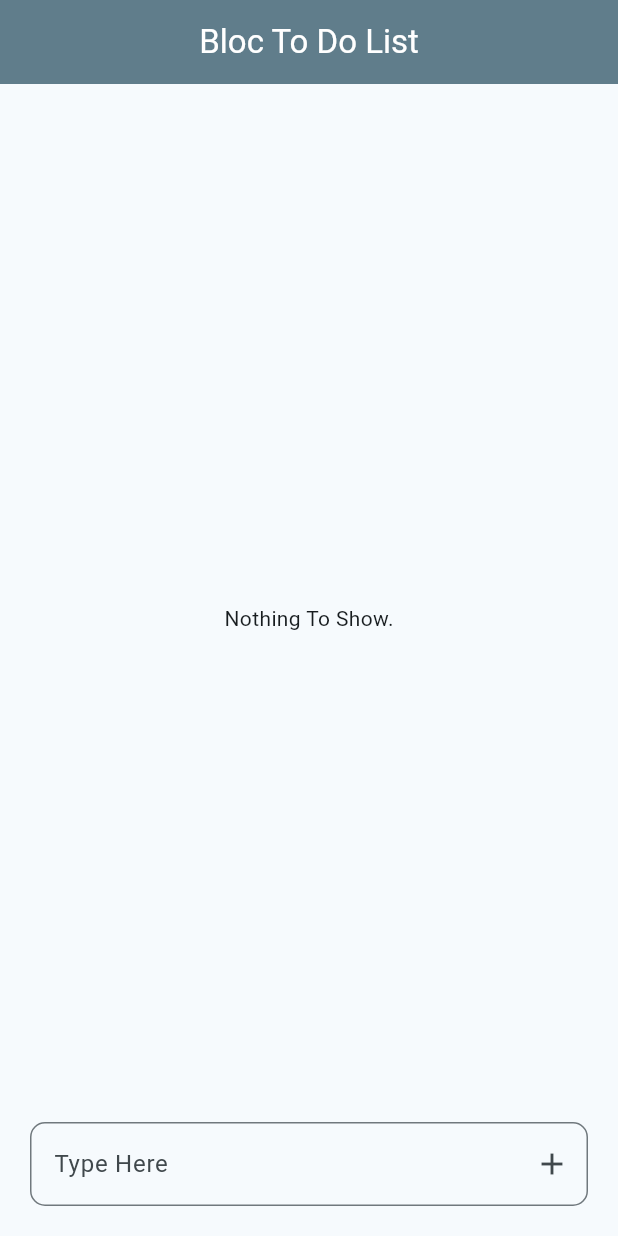
After one commit to MariemAbdi/Bloc-Cubit-Practice, a Flutter app: the ToDoListBlocPage screen opened directly, on a phone screen of 412 x 824 dp. The commit adds this screen. Run offline on Flutter 3.47's test engine with Material 3 defaults, Android fonts, the phone set to English and light mode, and no system bars; our stand-ins replace bloc, equatable, flutter_bloc, logger.

Commit message:
To Do List Bloc

```diff
--- a/lib/config/constants.dart
+++ b/lib/config/constants.dart
@@ -1,9 +1,9 @@
-import 'package:flutter/cupertino.dart';
 import 'package:state_management_cubit/models/home_button.dart';
-import 'package:state_management_cubit/to%20do%20list/to_do_list_view.dart';
+import 'package:state_management_cubit/to%20do%20list%20bloc/to_do_list_view.dart';
 
 import '../counter bloc/counter_view.dart';
 import '../counter cubit/counter_view.dart';
+import '../to do list cubit/to_do_list_view.dart';
 
 
 class Constants{
@@ -20,8 +20,8 @@ class Constants{
     },
     {
       "To Do List": [
-        HomeButton(title: "Bloc", widget: Container()),
-        HomeButton(title: "Cubit", widget: const ToDoListPage())
+        HomeButton(title: "Bloc", widget: const ToDoListBlocPage()),
+        HomeButton(title: "Cubit", widget: const ToDoListCubitPage())
       ]
     },
   ];
--- a/lib/main.dart
+++ b/lib/main.dart
@@ -1,7 +1,8 @@
 import 'package:flutter/material.dart';
 import 'package:flutter_bloc/flutter_bloc.dart';
 import 'package:state_management_cubit/config/styling.dart';
-import 'package:state_management_cubit/to%20do%20list/to_do_list_cubit.dart';
+import 'package:state_management_cubit/to%20do%20list%20bloc/to_do_list_bloc.dart';
+import 'package:state_management_cubit/to%20do%20list%20cubit/to_do_list_cubit.dart';
 import 'package:state_management_cubit/views/home_page.dart';
 
 import 'counter bloc/counter_bloc.dart';
@@ -19,6 +20,9 @@ void main() {
         ),
         BlocProvider(
             create: (context) => ToDoListCubit()
+        ),
+        BlocProvider(
+            create: (context) => ToDoListBloc()
         ),
       ],
     child: const MyApp(),
--- /dev/null
+++ b/lib/to do list bloc/to_do_list_bloc.dart
@@ -0,0 +1,39 @@
+import 'package:bloc/bloc.dart';
+import 'package:logger/logger.dart';
+import 'package:state_management_cubit/models/to_do.dart';
+import 'package:state_management_cubit/to%20do%20list%20bloc/to_do_list_event.dart';
+
+class ToDoListBloc extends Bloc<ToDoListEvent, List<ToDo>> {
+  ToDoListBloc() : super([]){
+    on<AddToDo>((event, emit){
+      emit( [...state, event.toDo]);
+    });
+    on<UpdateToDo>((event, emit){
+      List<ToDo> updatedList = state.map((todo) => todo.id == event.toDo.id ? event.toDo : todo).toList();
+      emit(updatedList);
+    });
+    on<DeleteToDo>((event, emit){
+      List<ToDo> updatedList = state.where((todo) => todo.id != event.toDoId).toList();
+      emit(updatedList);
+    });
+    on<DeleteAll>((event, emit){
+     emit([]);
+    });
+    on<CompleteAll>((event, emit){
+      List<ToDo> updatedList = state.map((todo) => todo.copyWith(isCompleted: true)).toList();
+      emit(updatedList);
+    });
+  }
+
+  @override
+  void onChange(Change<List<ToDo>> change) {
+    super.onChange(change);
+    Logger().d("To Do List changed from ${change.currentState} to ${change.nextState}");
+  }
+
+  @override
+  void onError(Object error, StackTrace stackTrace) {
+    Logger().e('Error in To Do List Cubit: $error\n$stackTrace');
+    super.onError(error, stackTrace);
+  }
+}
--- /dev/null
+++ b/lib/to do list bloc/to_do_list_event.dart
@@ -0,0 +1,41 @@
+import 'package:equatable/equatable.dart';
+import 'package:state_management_cubit/models/to_do.dart';
+
+sealed class ToDoListEvent extends Equatable{}
+
+class AddToDo extends ToDoListEvent {
+  final ToDo toDo;
+  AddToDo({
+    required this.toDo,
+  });
+
+  @override
+  List<Object?> get props => [toDo];
+}
+class UpdateToDo extends ToDoListEvent {
+  final ToDo toDo;
+
+  UpdateToDo({
+    required this.toDo,
+  });
+
+  @override
+  List<Object?> get props => [toDo];
+}
+class DeleteToDo extends ToDoListEvent {
+  final String toDoId;
+  DeleteToDo({
+    required this.toDoId,
+  });
+
+  @override
+  List<Object?> get props => [toDoId];
+}
+class DeleteAll extends ToDoListEvent {
+  @override
+  List<Object?> get props => [];
+}
+class CompleteAll extends ToDoListEvent {
+  @override
+  List<Object?> get props => [];
+}
--- /dev/null
+++ b/lib/to do list bloc/to_do_list_view.dart
@@ -0,0 +1,111 @@
+import 'package:flutter/material.dart';
+import 'package:flutter_bloc/flutter_bloc.dart';
+import 'package:intl/intl.dart';
+import 'package:state_management_cubit/to%20do%20list%20bloc/to_do_list_event.dart';
+
+import '../models/to_do.dart';
+import 'to_do_list_bloc.dart';
+
+class ToDoListBlocPage extends StatelessWidget {
+  const ToDoListBlocPage({super.key});
+
+  @override
+  Widget build(BuildContext context) {
+    final GlobalKey<FormState> formKey = GlobalKey<FormState>();
+    final TextEditingController controller = TextEditingController();
+    final bloc = BlocProvider.of<ToDoListBloc>(context);
+    return Scaffold(
+      appBar: AppBar(
+          title: const Text("Bloc To Do List")
+      ),
+      body: Padding(
+        padding: const EdgeInsets.all(20),
+        child: Column(
+          children: [
+            Expanded(
+                child: BlocBuilder<ToDoListBloc, List<ToDo>>(
+                    builder: (context, state) {
+                      if (state.isEmpty) {
+                        return const Center(child: Text("Nothing To Show."));
+                      }
+                      return Column(
+                        children: [
+                          Row(
+                            mainAxisAlignment: MainAxisAlignment.end,
+                            children: [
+                              TextButton(
+                                  onPressed: (){
+                                    bloc.add(CompleteAll());
+                                  },
+                                  child: const Text("Mark All As Completed")
+                              ),
+
+                              TextButton(
+                                  onPressed: (){
+                                    bloc.add(DeleteAll());
+                                  },
+                                  child: const Text("Delete All", style: TextStyle(color: Colors.redAccent))
+                              ),
+                            ],
+                          ),
+                          ListView.builder(
+                            shrinkWrap: true,
+                            itemCount: state.length,
+                            itemBuilder: (context, index) {
+                              ToDo toDo = state[index];
+                              return ListTile(
+                                title: Text(toDo.text),
+                                subtitle: Text(DateFormat.yMEd().add_jms().format(DateTime.now())),
+                                trailing: Row(
+                                  mainAxisSize: MainAxisSize.min,
+                                  children: [
+                                    Checkbox(
+                                        value: toDo.isCompleted,
+                                        onChanged: (value){
+                                          bloc.add(UpdateToDo(toDo: toDo.copyWith(isCompleted: value)));
+                                        }
+                                    ),
+                                    IconButton(
+                                        onPressed: (){
+                                          bloc.add(DeleteToDo(toDoId: toDo.id));
+                                        },
+                                        icon: const Icon(Icons.delete, color: Colors.redAccent)
+                                    )
+                                  ],
+                                ),
+                              );},
+                          ),
+                        ],
+                      );
+                    })
+            ),
+            Form(
+              key: formKey,
+              child: TextFormField(
+                validator: (task){
+                  if(task!.isEmpty){
+                    return "Please Type Something First.";
+                  }
+                  return null;
+                },
+                controller: controller,
+                decoration: InputDecoration(
+                  labelText: 'Type Here',
+                  suffixIcon: IconButton(
+                    icon: const Icon(Icons.add),
+                    onPressed: () {
+                      if(formKey.currentState?.validate() ?? false){
+                        bloc.add(AddToDo(toDo: ToDo(text: controller.text.trim())));
+                        controller.clear();
+                      }
+                    },
+                  ),
+                ),
+              ),
+            )
+          ],
+        ),
+      ),
+    );
+  }
+}
```
Also changed, not shown: lib/to do list cubit/to_do_list_cubit.dart (renamed from lib/to do list/to_do_list_cubit.dart, +9 -0 lines), lib/to do list cubit/to_do_list_view.dart (added, +102 -0 lines), lib/to do list/to_do_list_view.dart (deleted, +0 -83 lines).
